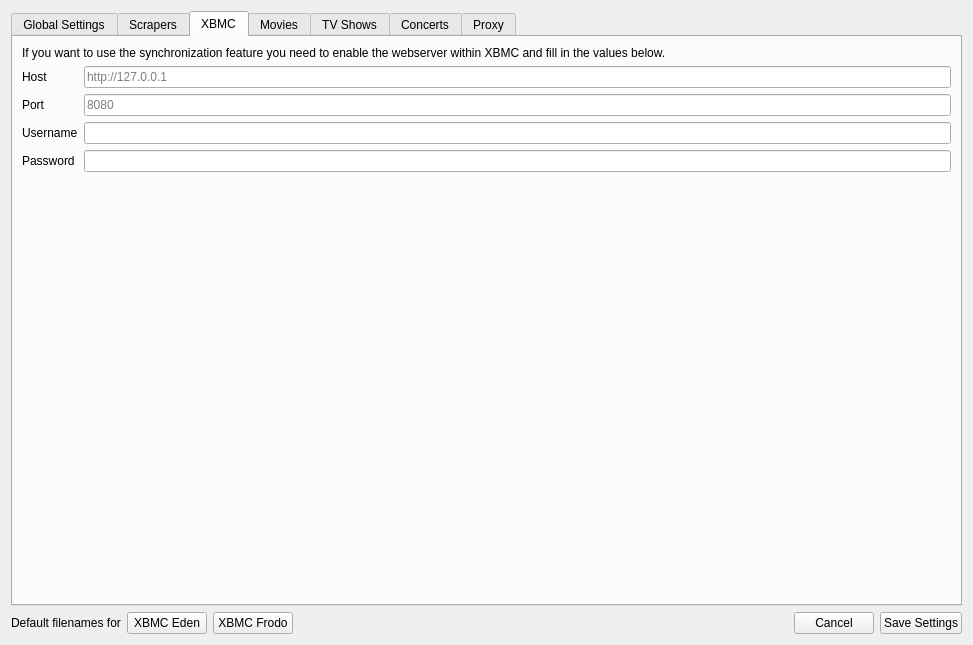
Before: the Qt Designer form settings/SettingsWidget.ui in Komet/MediaElch, drawn with Qt 5.
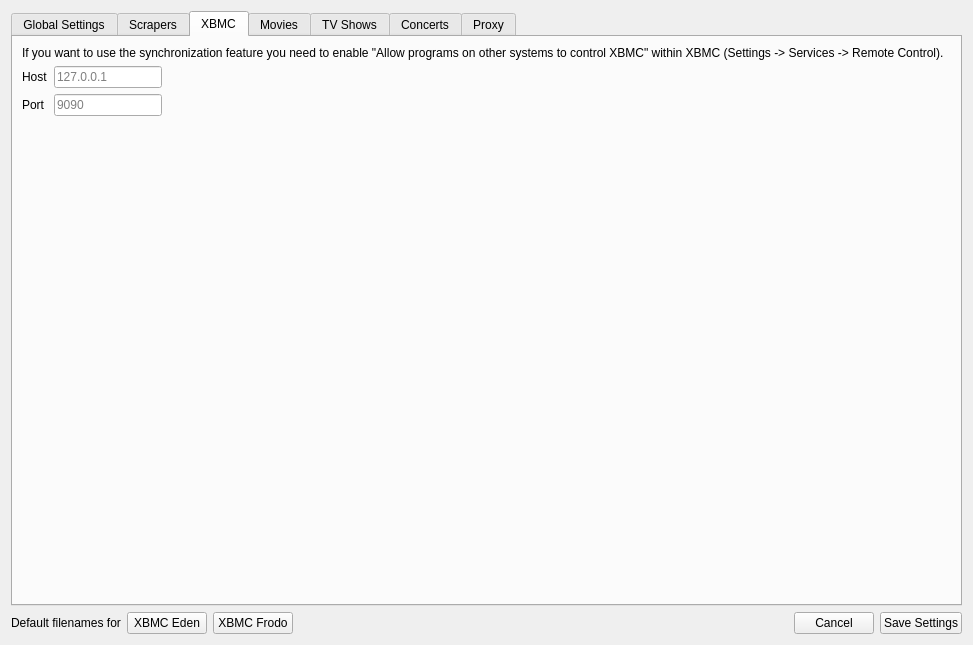
After: the same form once the commit is applied. The open tabs and pages were chosen to show the change. Icons and pictures are not drawn. Custom widgets are drawn as their Qt base class.

```diff
--- a/settings/SettingsWidget.ui
+++ b/settings/SettingsWidget.ui
@@ -319,7 +319,7 @@
        <item>
         <widget class="QLabel" name="label_7">
          <property name="text">
-          <string>If you want to use the synchronization feature you need to enable the webserver within XBMC and fill in the values below.</string>
+          <string>If you want to use the synchronization feature you need to enable &quot;Allow programs on other systems to control XBMC&quot; within XBMC (Settings -&gt; Services -&gt; Remote Control).</string>
          </property>
          <property name="wordWrap">
           <bool>true</bool>
@@ -328,6 +328,9 @@
        </item>
        <item>
         <layout class="QFormLayout" name="formLayout">
+         <property name="fieldGrowthPolicy">
+          <enum>QFormLayout::FieldsStayAtSizeHint</enum>
+         </property>
          <item row="0" column="0">
           <widget class="QLabel" name="label_2">
            <property name="text">
@@ -338,7 +341,7 @@
          <item row="0" column="1">
           <widget class="QLineEdit" name="xbmcHost">
            <property name="placeholderText">
-            <string>http://127.0.0.1</string>
+            <string>127.0.0.1</string>
            </property>
           </widget>
          </item>
@@ -352,31 +355,7 @@
          <item row="1" column="1">
           <widget class="QLineEdit" name="xbmcPort">
            <property name="placeholderText">
-            <string>8080</string>
-           </property>
-          </widget>
-         </item>
-         <item row="2" column="0">
-          <widget class="QLabel" name="label_5">
-           <property name="text">
-            <string>Username</string>
-           </property>
-          </widget>
-         </item>
-         <item row="2" column="1">
-          <widget class="QLineEdit" name="xbmcUsername"/>
-         </item>
-         <item row="3" column="0">
-          <widget class="QLabel" name="label_6">
-           <property name="text">
-            <string>Password</string>
-           </property>
-          </widget>
-         </item>
-         <item row="3" column="1">
-          <widget class="QLineEdit" name="xbmcPassword">
-           <property name="echoMode">
-            <enum>QLineEdit::Password</enum>
+            <string>9090</string>
            </property>
           </widget>
          </item>
```
